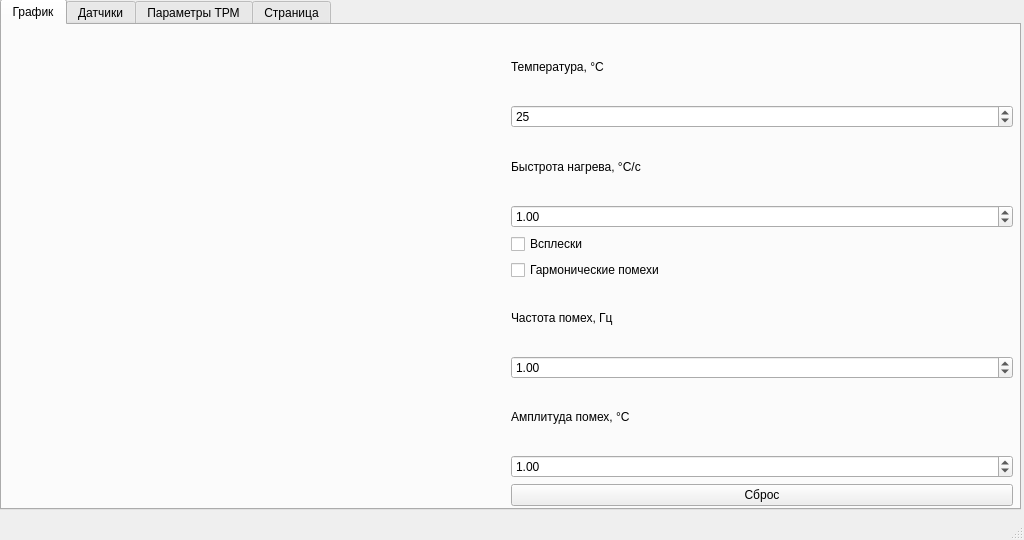
Before: the Qt Designer form src/dissertation_gui/main_window.ui in Marik28/dissertation, drawn with Qt 5.
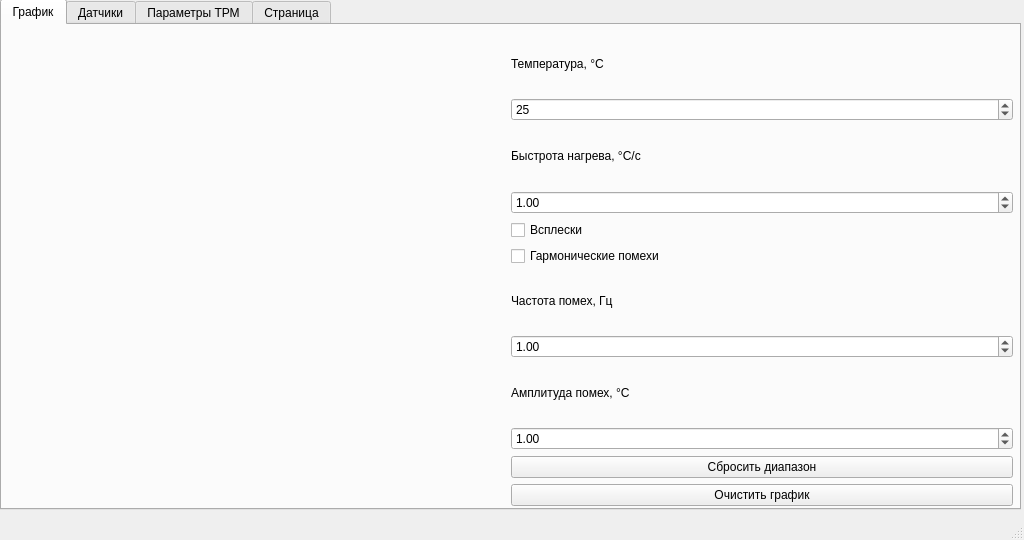
After: the same form once the commit is applied. Custom widgets are drawn as their Qt base class.

Commit message: add plot clearing

Patch:
```diff
--- a/src/dissertation_gui/main_window.ui
+++ b/src/dissertation_gui/main_window.ui
@@ -30,7 +30,7 @@
      <attribute name="title">
       <string>График</string>
      </attribute>
-     <widget class="QWidget" name="">
+     <widget class="QWidget" name="layoutWidget">
       <property name="geometry">
        <rect>
         <x>0</x>
@@ -163,7 +163,14 @@
          <item>
           <widget class="QPushButton" name="reset_plot_button">
            <property name="text">
-            <string>Сброс</string>
+            <string>Сбросить диапазон</string>
+           </property>
+          </widget>
+         </item>
+         <item>
+          <widget class="QPushButton" name="clear_plot_button">
+           <property name="text">
+            <string>Очистить график</string>
            </property>
           </widget>
          </item>
```
Left out of the diff: 2 changed lines with no effect on the pictures. The commit also changes 2 other files.
